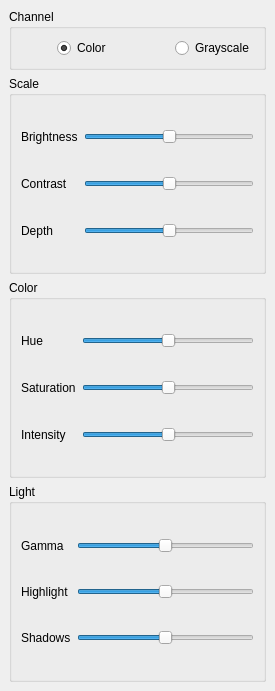
First picture: the form in adjustmenu.ui, repository mattykakes/qcvTouchUp, before the edit.
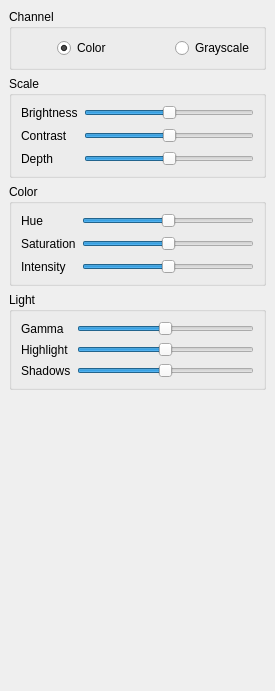
Second picture: the form after the edit. Icons and pictures are not drawn.

Diff of the .ui file:
```diff
--- a/adjustmenu.ui
+++ b/adjustmenu.ui
@@ -504,6 +504,19 @@
       </layout>
      </widget>
     </item>
+    <item>
+     <spacer name="verticalSpacer">
+      <property name="orientation">
+       <enum>Qt::Vertical</enum>
+      </property>
+      <property name="sizeHint" stdset="0">
+       <size>
+        <width>20</width>
+        <height>40</height>
+       </size>
+      </property>
+     </spacer>
+    </item>
    </layout>
   </widget>
  </widget>
```
